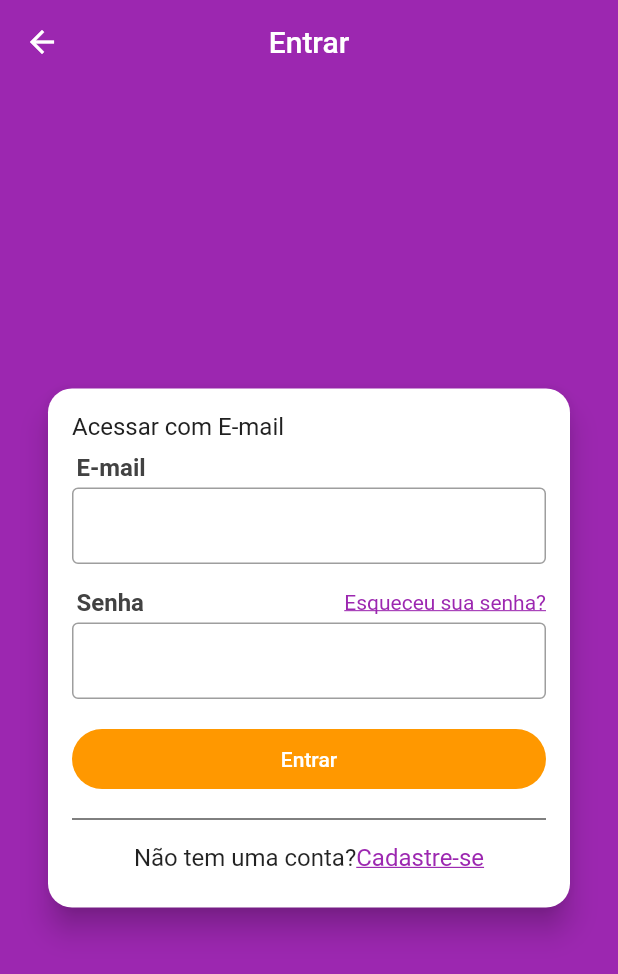
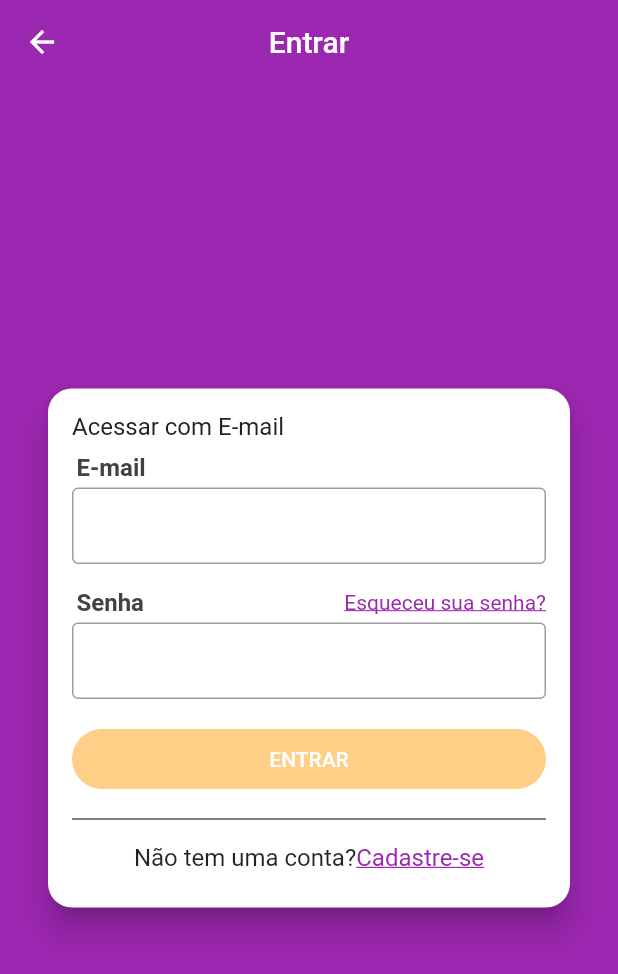
Before and after one commit to zampiroli/xlo_clone, a Flutter app: the screen it shows after launch, in the side drawer, after a tap on "Acesse sua conta agora!", on a phone screen of 412 x 824 dp. Shown: the top 974 px of the screen. Run offline on Flutter 3.47's test engine with Material 2 defaults, Android fonts, the phone set to English and light mode, and no system bars; our stand-ins replace brasil_fields, flutter_mobx, get_it, mobx, parse_server_sdk; generated files the repository leaves out were written again.

```diff
--- /dev/null
+++ b/lib/repositories/table_keys.dart
@@ -0,0 +1,6 @@
+const keyUserId = 'objectId';
+const keyUserName = 'name';
+const keyUserEmail = 'email';
+const keyUserPhone = 'phone';
+const keyUserType = 'type';
+const keyUserCreatedAt = 'createdAt';
--- a/lib/screens/login/login_screen.dart
+++ b/lib/screens/login/login_screen.dart
@@ -1,7 +1,10 @@
 import 'package:flutter/material.dart';
+import 'package:flutter_mobx/flutter_mobx.dart';
 import 'package:xlo_clone/screens/singup/singup_screen.dart';
+import 'package:xlo_clone/stores/login_store.dart';
 
 class LoginScreen extends StatelessWidget {
+  final LoginStore loginStore = LoginStore();
   @override
   Widget build(BuildContext context) {
     return Scaffold(
@@ -33,6 +36,9 @@ class LoginScreen extends StatelessWidget {
                         color: Colors.grey[900],
                       ),
                     ),
+                    /*Observer(builder: (_) {
+                      return ErrorBox(loginStore.error);
+                    }),*/
                     Padding(
                       padding:
                           const EdgeInsets.only(left: 3, bottom: 4, top: 8),
@@ -45,11 +51,18 @@ class LoginScreen extends StatelessWidget {
                         ),
                       ),
                     ),
-                    TextField(
+                    Observer(builder: (_) {
+                      return TextField(
+                        enabled: !loginStore.loading,
                         decoration: InputDecoration(
-                          border: const OutlineInputBorder(), isDense: true),
+                          border: const OutlineInputBorder(),
+                          isDense: true,
+                          errorText: loginStore.emailError,
+                        ),
                         keyboardType: TextInputType.emailAddress,
-                    ),
+                        onChanged: loginStore.setEmail,
+                      );
+                    }),
                     const SizedBox(height: 16),
                     Padding(
                       padding: const EdgeInsets.only(left: 3, bottom: 4),
@@ -78,25 +91,36 @@ class LoginScreen extends StatelessWidget {
                         ],
                       ),
                     ),
-                    TextField(
+                    Observer(builder: (_) {
+                      return TextField(
+                        enabled: !loginStore.loading,
                         decoration: InputDecoration(
-                          border: const OutlineInputBorder(), isDense: true),
+                            border: const OutlineInputBorder(),
+                            isDense: true,
+                            errorText: loginStore.passwordError),
                         obscureText: true,
-                    ),
-                    Container(
+                        onChanged: loginStore.setPassword,
+                      );
+                    }),
+                    Observer(builder: (_) {
+                      return Container(
                         height: 40,
                         margin: const EdgeInsets.only(top: 20, bottom: 12),
                         child: RaisedButton(
+                          disabledColor: Colors.orange.withAlpha(120),
                           color: Colors.orange,
-                        child: Text('Entrar'),
+                          child: loginStore.loading
+                              ? CircularProgressIndicator()
+                              : Text('ENTRAR'),
                           textColor: Colors.white,
                           elevation: 0,
                           shape: RoundedRectangleBorder(
                             borderRadius: BorderRadius.circular(20),
                           ),
-                        onPressed: () {},
+                          onPressed: loginStore.loginPressed,
                         ),
-                    ),
+                      );
+                    }),
                     Divider(
                       color: Colors.black,
                     ),
```
Also changed, not shown: lib/components/error_box.dart (added, +38 -0 lines), lib/models/user.dart (added, +25 -0 lines), lib/repositories/parse_errors.dart (added, +55 -0 lines), lib/repositories/user_repository.dart (added, +41 -0 lines), lib/screens/singup/singup_screen.dart (+9 -0 lines), lib/stores/login_store.dart (added, +48 -0 lines), lib/stores/signup_store.dart (+18 -3 lines), lib/stores/login_store.g.dart (added), lib/stores/signup_store.g.dart, 2 other files. Lines whose indentation alone changed are shown as unchanged.
